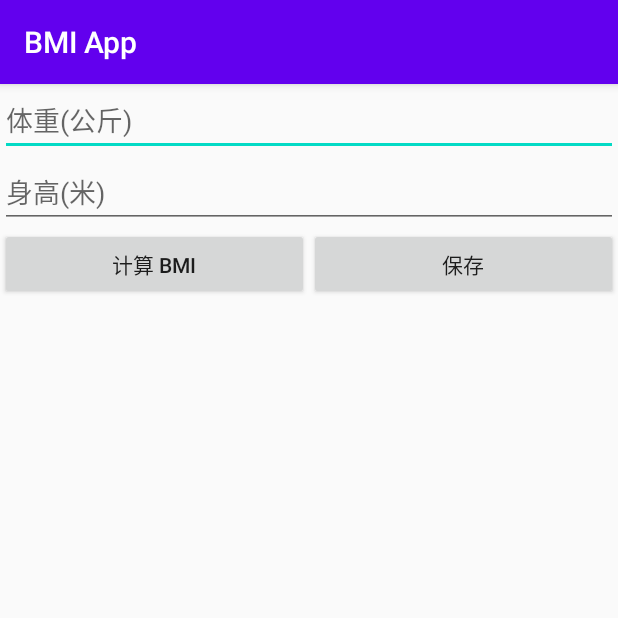
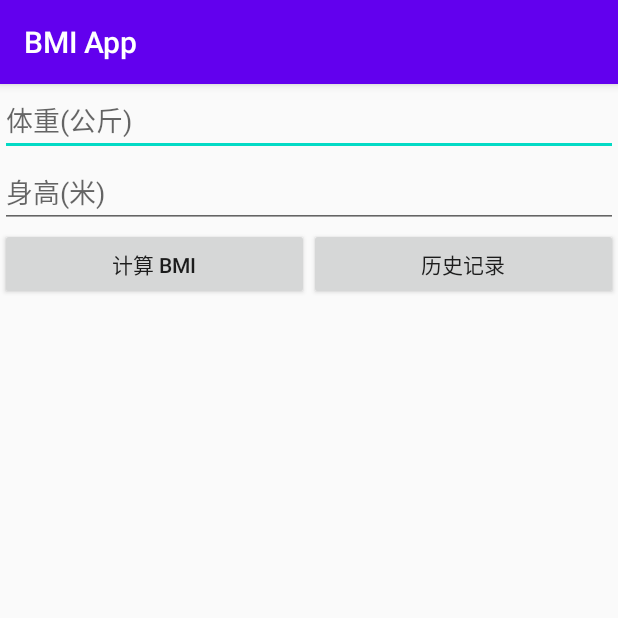
Before and after one commit to xmu-android-basics/project-BmiApp-2020, an Android app: the screen it shows after launch (MainActivity), on a phone screen of 412 x 824 dp, the top half of it. Run offline under Robolectric (Android 15) with nearby library versions, the phone set to English and light mode, and no system bars.

Commit message:
增加历史记录页面

```diff
--- a/app/src/main/AndroidManifest.xml
+++ b/app/src/main/AndroidManifest.xml
@@ -9,6 +9,7 @@
         android:roundIcon="@mipmap/ic_launcher_round"
         android:supportsRtl="true"
         android:theme="@style/AppTheme">
+        <activity android:name=".HistoryActivity" />
         <activity android:name=".MainActivity">
             <intent-filter>
                 <action android:name="android.intent.action.MAIN" />
--- a/app/src/main/res/layout-land/activity_main.xml
+++ b/app/src/main/res/layout-land/activity_main.xml
@@ -40,11 +40,11 @@
         app:layout_constraintTop_toBottomOf="@+id/input_height" />
 
     <Button
-        android:id="@+id/button_save"
+        android:id="@+id/button_history"
         android:layout_width="0dp"
         android:layout_height="wrap_content"
-        android:onClick="onSaveClick"
-        android:text="@string/btn_save_text"
+        android:onClick="onHistoryClick"
+        android:text="@string/btn_history_text"
         app:layout_constraintEnd_toEndOf="@id/input_weight"
         app:layout_constraintStart_toStartOf="parent"
         app:layout_constraintTop_toBottomOf="@+id/button_compute" />
--- a/app/src/main/res/layout/activity_main.xml
+++ b/app/src/main/res/layout/activity_main.xml
@@ -35,16 +35,16 @@
         android:onClick="onComputeClick"
         android:text="@string/btn_compute_text"
         app:layout_constraintHorizontal_weight="1"
-        app:layout_constraintEnd_toStartOf="@id/button_save"
+        app:layout_constraintEnd_toStartOf="@id/button_history"
         app:layout_constraintStart_toStartOf="parent"
         app:layout_constraintTop_toBottomOf="@+id/input_height" />
 
     <Button
-        android:id="@+id/button_save"
+        android:id="@+id/button_history"
         android:layout_width="0dp"
         android:layout_height="wrap_content"
-        android:onClick="onSaveClick"
-        android:text="@string/btn_save_text"
+        android:onClick="onHistoryClick"
+        android:text="@string/btn_history_text"
         app:layout_constraintEnd_toEndOf="parent"
         app:layout_constraintHorizontal_weight="1"
         app:layout_constraintStart_toEndOf="@+id/button_compute"
@@ -61,7 +61,7 @@
         <TextView
             android:id="@+id/output_result"
             android:layout_width="match_parent"
-            android:layout_height="match_parent" />
+            android:layout_height="wrap_content" />
 
     </ScrollView>
 
--- a/app/src/main/res/values/strings.xml
+++ b/app/src/main/res/values/strings.xml
@@ -3,5 +3,5 @@
     <string name="input_weight_hint">体重(公斤)</string>
     <string name="input_height_hint">身高(米)</string>
     <string name="btn_compute_text">计算 BMI</string>
-    <string name="btn_save_text">保存</string>
+    <string name="btn_history_text">历史记录</string>
 </resources>
```
Also changed, not shown: app/src/main/java/io/github/xmu_android_basics/bmiapp/HistoryActivity.java (added, +49 -0 lines), app/src/main/java/io/github/xmu_android_basics/bmiapp/MainActivity.java (+38 -15 lines), app/src/main/res/layout/activity_history.xml (added, +19 -0 lines).
